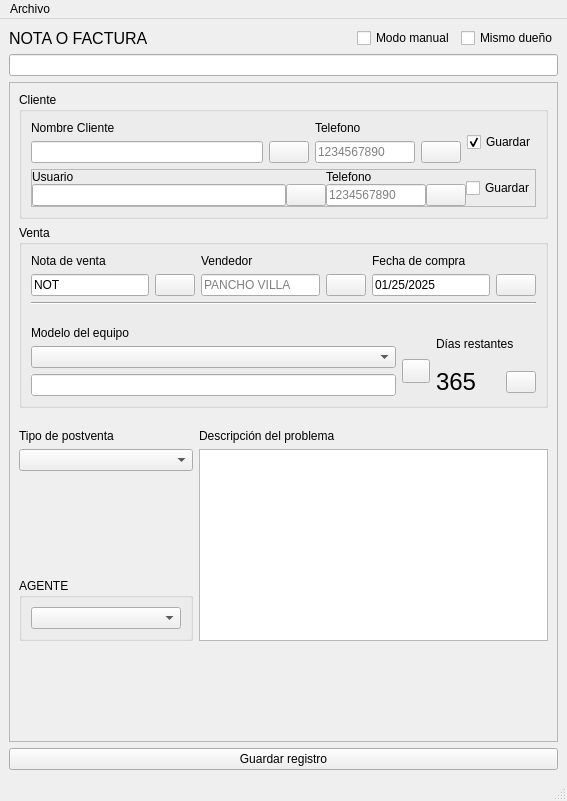
Before: the Qt Designer form ui/aftersalesui.ui in gabod22/Pixel-after-sell-reporter, drawn with Qt 5.
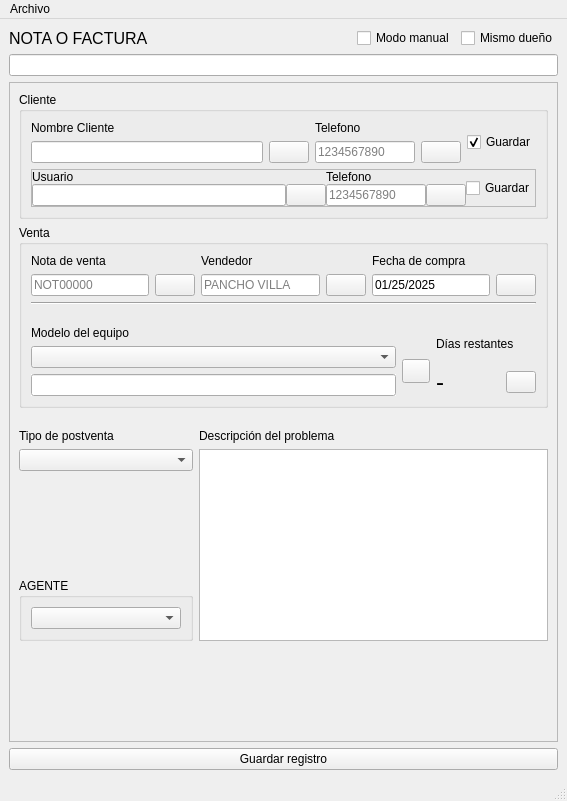
After: the same form once the commit is applied. Icons and pictures are not drawn.

What changed in the file:
```diff
--- a/ui/aftersalesui.ui
+++ b/ui/aftersalesui.ui
@@ -334,7 +334,7 @@
                     <string>AAA09999</string>
                    </property>
                    <property name="text">
-                    <string>NOT</string>
+                    <string/>
                    </property>
                    <property name="placeholderText">
                     <string>NOT00000</string>
@@ -525,7 +525,7 @@
                     </font>
                    </property>
                    <property name="text">
-                    <string>365</string>
+                    <string>-</string>
                    </property>
                   </widget>
                  </item>
```
